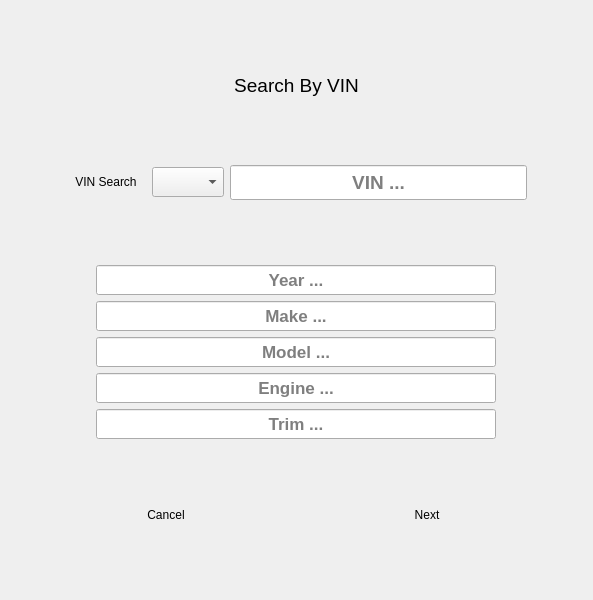
This is openauto/theme/vehicle_search.ui in winterautollc/OpenAutoCore as Qt 5 draws it before an edit. The edited form follows.
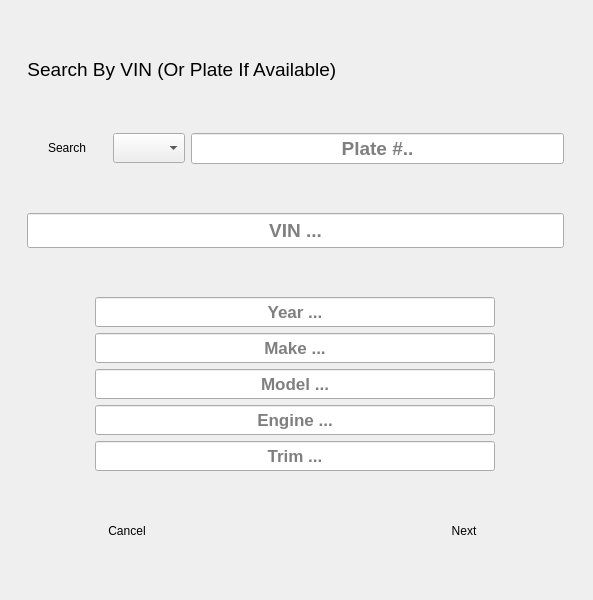
This is the edited form. Icons and pictures are not drawn.

What changed in the file:
```diff
--- a/openauto/theme/vehicle_search.ui
+++ b/openauto/theme/vehicle_search.ui
@@ -21,31 +21,91 @@
    <string notr="true"/>
   </property>
   <layout class="QGridLayout" name="gridLayout">
-   <item row="0" column="0" colspan="2">
-    <widget class="QLabel" name="vin_label">
-     <property name="maximumSize">
-      <size>
-       <width>16777215</width>
-       <height>30</height>
-      </size>
-     </property>
-     <property name="font">
-      <font>
-       <pointsize>14</pointsize>
-      </font>
-     </property>
-     <property name="styleSheet">
-      <string notr="true"/>
-     </property>
-     <property name="text">
-      <string>Search By VIN</string>
-     </property>
-     <property name="alignment">
-      <set>Qt::AlignCenter</set>
-     </property>
-    </widget>
+   <item row="1" column="0" colspan="2">
+    <layout class="QHBoxLayout" name="horizontalLayout">
+     <item>
+      <widget class="QPushButton" name="vin_search_button">
+       <property name="styleSheet">
+        <string notr="true"/>
+       </property>
+       <property name="text">
+        <string>Search</string>
+       </property>
+       <property name="icon">
+        <iconset resource="openauto_resources.qrc">
+         <normaloff>:/resources/Icons/search.png</normaloff>:/resources/Icons/search.png</iconset>
+       </property>
+       <property name="iconSize">
+        <size>
+         <width>30</width>
+         <height>30</height>
+        </size>
+       </property>
+       <property name="flat">
+        <bool>true</bool>
+       </property>
+      </widget>
+     </item>
+     <item>
+      <widget class="QComboBox" name="plate_state_box">
+       <property name="minimumSize">
+        <size>
+         <width>0</width>
+         <height>30</height>
+        </size>
+       </property>
+      </widget>
+     </item>
+     <item>
+      <widget class="QLineEdit" name="plate_line">
+       <property name="font">
+        <font>
+         <pointsize>14</pointsize>
+         <bold>true</bold>
+        </font>
+       </property>
+       <property name="alignment">
+        <set>Qt::AlignCenter</set>
+       </property>
+       <property name="placeholderText">
+        <string>Plate #..</string>
+       </property>
+      </widget>
+     </item>
+    </layout>
    </item>
    <item row="2" column="0" colspan="2">
+    <widget class="QLineEdit" name="vin_line">
+     <property name="minimumSize">
+      <size>
+       <width>0</width>
+       <height>35</height>
+      </size>
+     </property>
+     <property name="maximumSize">
+      <size>
+       <width>600</width>
+       <height>16777215</height>
+      </size>
+     </property>
+     <property name="font">
+      <font>
+       <pointsize>14</pointsize>
+       <bold>true</bold>
+      </font>
+     </property>
+     <property name="styleSheet">
+      <string notr="true"/>
+     </property>
+     <property name="alignment">
+      <set>Qt::AlignCenter</set>
+     </property>
+     <property name="placeholderText">
+      <string>VIN ...</string>
+     </property>
+    </widget>
+   </item>
+   <item row="3" column="0" colspan="2">
     <layout class="QVBoxLayout" name="verticalLayout">
      <item>
       <layout class="QHBoxLayout" name="horizontalLayout_4">
@@ -227,103 +287,6 @@
      </item>
     </layout>
    </item>
-   <item row="4" column="1">
-    <widget class="QPushButton" name="vehicle_save_button">
-     <property name="maximumSize">
-      <size>
-       <width>200</width>
-       <height>16777215</height>
-      </size>
-     </property>
-     <property name="styleSheet">
-      <string notr="true"/>
-     </property>
-     <property name="text">
-      <string>Next</string>
-     </property>
-     <property name="icon">
-      <iconset resource="openauto_resources.qrc">
-       <normaloff>:/resources/icons3/24x24/cil-check.png</normaloff>:/resources/icons3/24x24/cil-check.png</iconset>
-     </property>
-     <property name="iconSize">
-      <size>
-       <width>30</width>
-       <height>30</height>
-      </size>
-     </property>
-     <property name="flat">
-      <bool>true</bool>
-     </property>
-    </widget>
-   </item>
-   <item row="1" column="0" colspan="2">
-    <layout class="QHBoxLayout" name="horizontalLayout_2">
-     <item>
-      <widget class="QPushButton" name="vin_search_button">
-       <property name="styleSheet">
-        <string notr="true"/>
-       </property>
-       <property name="text">
-        <string>VIN Search</string>
-       </property>
-       <property name="icon">
-        <iconset resource="openauto_resources.qrc">
-         <normaloff>:/resources/Icons/search.png</normaloff>:/resources/Icons/search.png</iconset>
-       </property>
-       <property name="iconSize">
-        <size>
-         <width>30</width>
-         <height>30</height>
-        </size>
-       </property>
-       <property name="flat">
-        <bool>true</bool>
-       </property>
-      </widget>
-     </item>
-     <item>
-      <widget class="QComboBox" name="plate_state_box">
-       <property name="minimumSize">
-        <size>
-         <width>0</width>
-         <height>30</height>
-        </size>
-       </property>
-      </widget>
-     </item>
-     <item>
-      <widget class="QLineEdit" name="vin_line">
-       <property name="minimumSize">
-        <size>
-         <width>0</width>
-         <height>35</height>
-        </size>
-       </property>
-       <property name="maximumSize">
-        <size>
-         <width>600</width>
-         <height>16777215</height>
-        </size>
-       </property>
-       <property name="font">
-        <font>
-         <pointsize>14</pointsize>
-         <bold>true</bold>
-        </font>
-       </property>
-       <property name="styleSheet">
-        <string notr="true"/>
-       </property>
-       <property name="alignment">
-        <set>Qt::AlignCenter</set>
-       </property>
-       <property name="placeholderText">
-        <string>VIN ...</string>
-       </property>
-      </widget>
-     </item>
-    </layout>
-   </item>
    <item row="4" column="0">
     <widget class="QPushButton" name="vehicle_cancel_button">
      <property name="maximumSize">
@@ -356,6 +319,59 @@
      </property>
     </widget>
    </item>
+   <item row="4" column="1">
+    <widget class="QPushButton" name="vehicle_save_button">
+     <property name="maximumSize">
+      <size>
+       <width>200</width>
+       <height>16777215</height>
+      </size>
+     </property>
+     <property name="styleSheet">
+      <string notr="true"/>
+     </property>
+     <property name="text">
+      <string>Next</string>
+     </property>
+     <property name="icon">
+      <iconset resource="openauto_resources.qrc">
+       <normaloff>:/resources/icons3/24x24/cil-check.png</normaloff>:/resources/icons3/24x24/cil-check.png</iconset>
+     </property>
+     <property name="iconSize">
+      <size>
+       <width>30</width>
+       <height>30</height>
+      </size>
+     </property>
+     <property name="flat">
+      <bool>true</bool>
+     </property>
+    </widget>
+   </item>
+   <item row="0" column="0">
+    <widget class="QLabel" name="vin_label">
+     <property name="maximumSize">
+      <size>
+       <width>16777215</width>
+       <height>30</height>
+      </size>
+     </property>
+     <property name="font">
+      <font>
+       <pointsize>14</pointsize>
+      </font>
+     </property>
+     <property name="styleSheet">
+      <string notr="true"/>
+     </property>
+     <property name="text">
+      <string>Search By VIN (Or Plate If Available) </string>
+     </property>
+     <property name="alignment">
+      <set>Qt::AlignCenter</set>
+     </property>
+    </widget>
+   </item>
   </layout>
  </widget>
  <resources>
```
